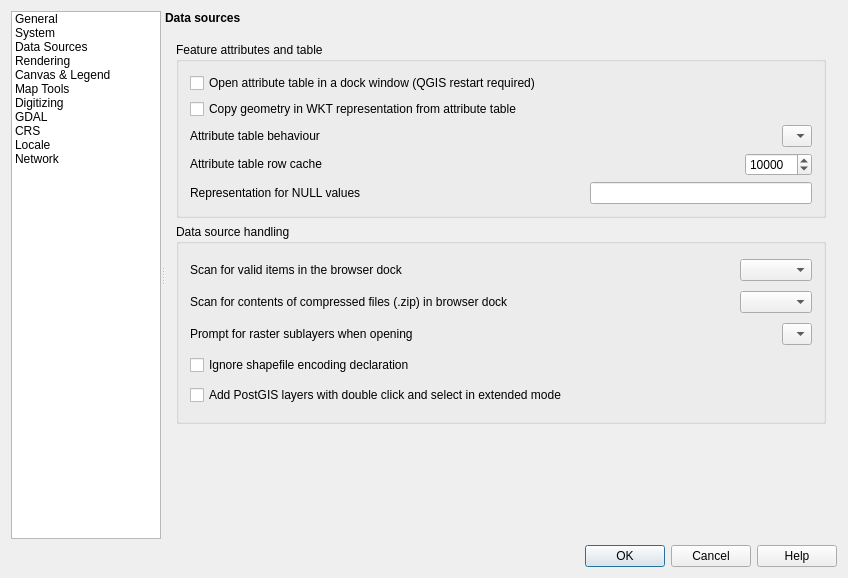
First picture: the form in src/ui/qgsoptionsbase.ui, repository qgis/QGIS, before the edit.
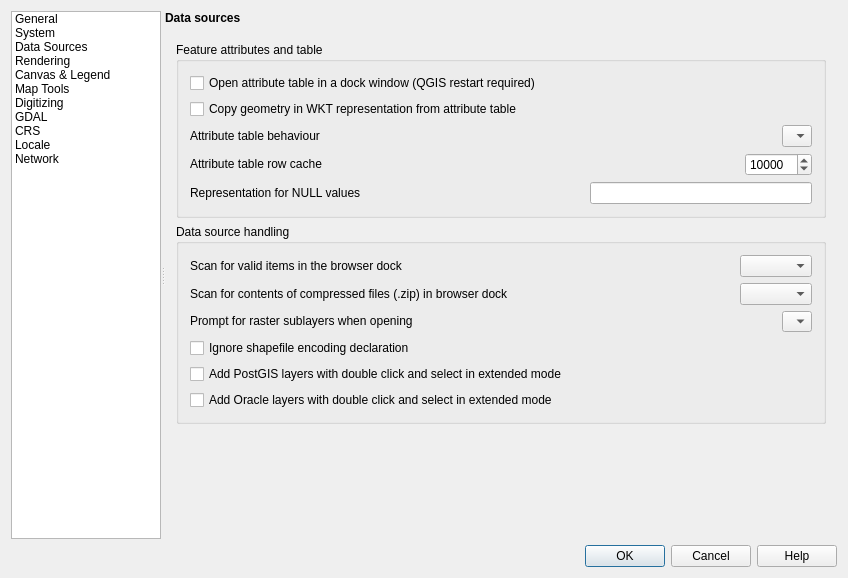
Second picture: the form after the edit. The open tabs and pages were chosen to show the change. Icons and pictures are not drawn. Custom widgets are drawn as their Qt base class.

Commit message: oracle & postgres provider: show progress messages when scanning for available geometry columns postgres provider: stop using pg column sizes (fixes #7799) oracle provider: skip dropped tables (fixes #7795)

```diff
--- a/src/ui/qgsoptionsbase.ui
+++ b/src/ui/qgsoptionsbase.ui
@@ -1520,6 +1520,13 @@
                     </property>
                    </widget>
                   </item>
+                  <item>
+                   <widget class="QCheckBox" name="cbxAddOracleDC">
+                    <property name="text">
+                     <string>Add Oracle layers with double click and select in extended mode</string>
+                    </property>
+                   </widget>
+                  </item>
                  </layout>
                 </widget>
                </item>
```
The commit also changes 11 other files.
